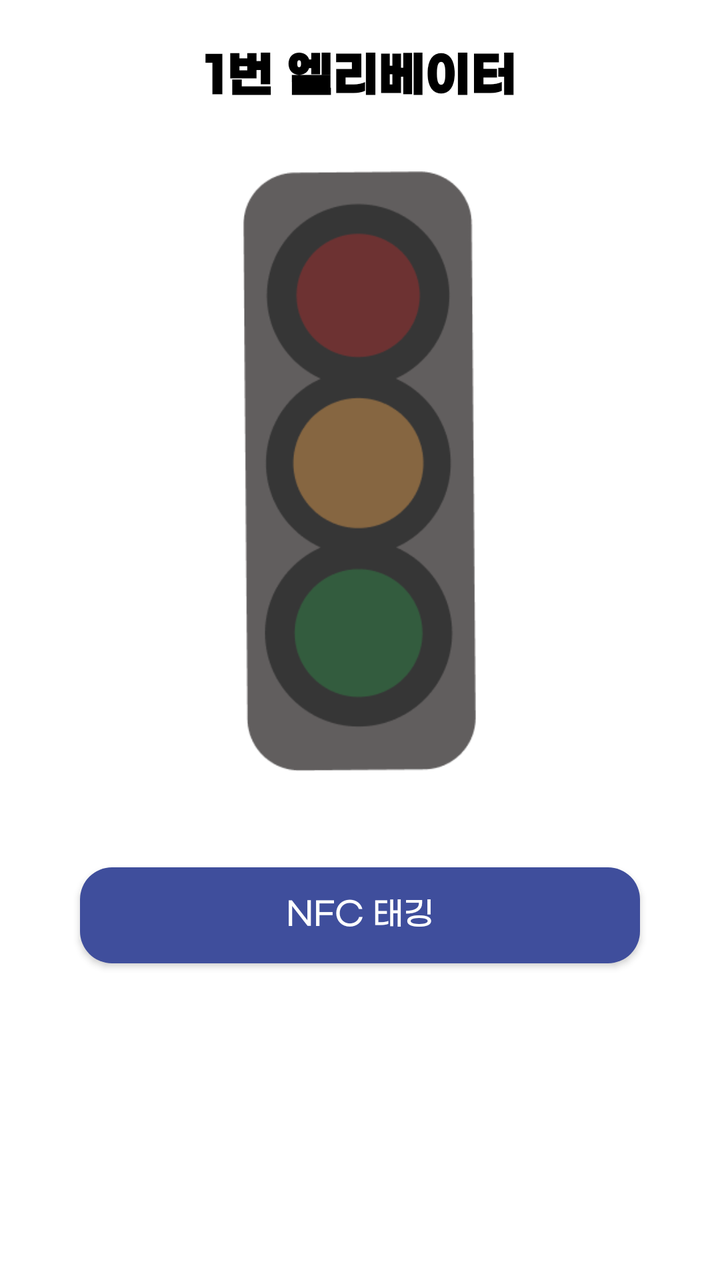
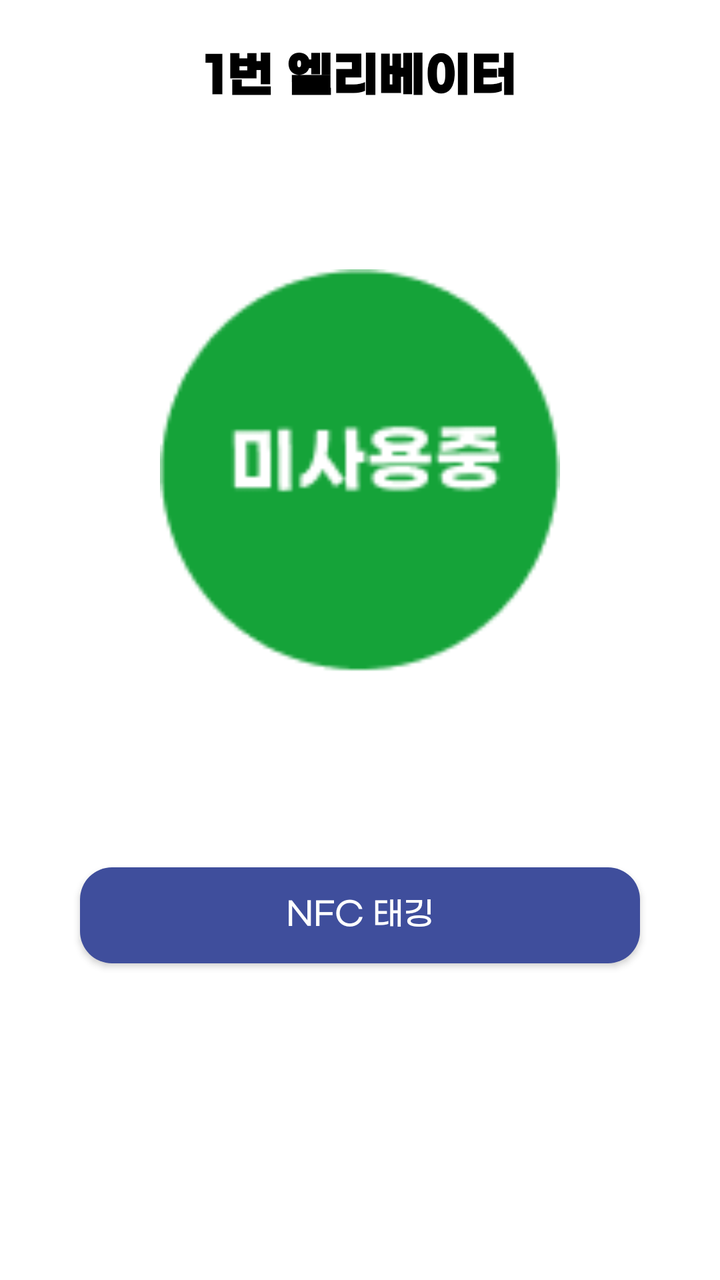

Screens rendered from an Android XML layout before and after an edit, with the pre-edit source and the edit as a unified diff.
<!-- AndroidManifest.xml: application theme Theme.MyApplication -->
<!-- res/layout/activity_elevator_status.xml -->
<?xml version="1.0" encoding="utf-8"?>
<ScrollView xmlns:android="http://schemas.android.com/apk/res/android"
    android:layout_width="match_parent"
    android:layout_height="match_parent"
    android:background="#FFFFFF">

    <LinearLayout
        android:layout_width="match_parent"
        android:layout_height="wrap_content"
        android:orientation="vertical"
        android:padding="24dp"
        android:gravity="center_horizontal">

        
        <TextView
            android:id="@+id/elevatorTitle"
            android:layout_width="wrap_content"
            android:layout_height="wrap_content"
            android:text="1번 엘리베이터"
            android:textSize="24sp"
            android:textStyle="bold"
            android:textColor="#000000"
            android:layout_marginBottom="32dp"
            android:fontFamily="@font/gmarketsans_bold" />

        
        <ImageView
            android:id="@+id/signalImage"
            android:layout_width="200dp"
            android:layout_height="300dp"
            android:scaleType="fitCenter"
            android:src="@drawable/off"
            android:contentDescription="신호등 상태"
            android:layout_marginBottom="32dp" />

        
        <Button
            android:id="@+id/nfcButton"
            android:layout_width="match_parent"
            android:layout_height="wrap_content"
            android:text="NFC 태깅"
            android:textSize="16sp"
            android:textColor="#FFFFFF"
            android:fontFamily="@font/gmarketsans_medium"
            android:background="@drawable/rounded_button_blue"
            android:padding="12dp"
            android:layout_marginTop="16dp"
            android:layout_marginBottom="8dp"
            android:layout_marginHorizontal="16dp" />
    </LinearLayout>
</ScrollView>
<!-- resources referenced by this layout -->
<resources>
  <!-- drawable off: png bitmap (drawable, 12320 bytes) -->
  <!-- drawable rounded_button_blue (drawable) -->
  <?xml version="1.0" encoding="utf-8"?>
  <shape xmlns:android="http://schemas.android.com/apk/res/android"
      android:shape="rectangle">
  
      <solid android:color="#3F4E9C" />
      <corners android:radius="16dp" />
  
  </shape>
  <style name="Theme.MyApplication" parent="Base.Theme.MyApplication" />
  <style name="Base.Theme.MyApplication" parent="Theme.Material3.DayNight.NoActionBar">
          
          
      </style>
</resources>

<!-- the commit's change to res/layout/activity_elevator_status.xml (unified diff, before → after) -->
@@ -29,7 +29,7 @@
             android:layout_width="200dp"
             android:layout_height="300dp"
             android:scaleType="fitCenter"
-            android:src="@drawable/off"
+            android:src="@drawable/green"
             android:contentDescription="신호등 상태"
             android:layout_marginBottom="32dp" />
 
<!-- resource entries referenced after the edit -->
@@ -1,6 +1,6 @@
 <!-- resources referenced by this layout -->
 <resources>
-  <!-- drawable off: png bitmap (drawable, 12320 bytes) -->
+  <!-- drawable green: png bitmap (drawable, 3386 bytes) -->
   <!-- drawable rounded_button_blue (drawable) -->
   <?xml version="1.0" encoding="utf-8"?>
   <shape xmlns:android="http://schemas.android.com/apk/res/android"
